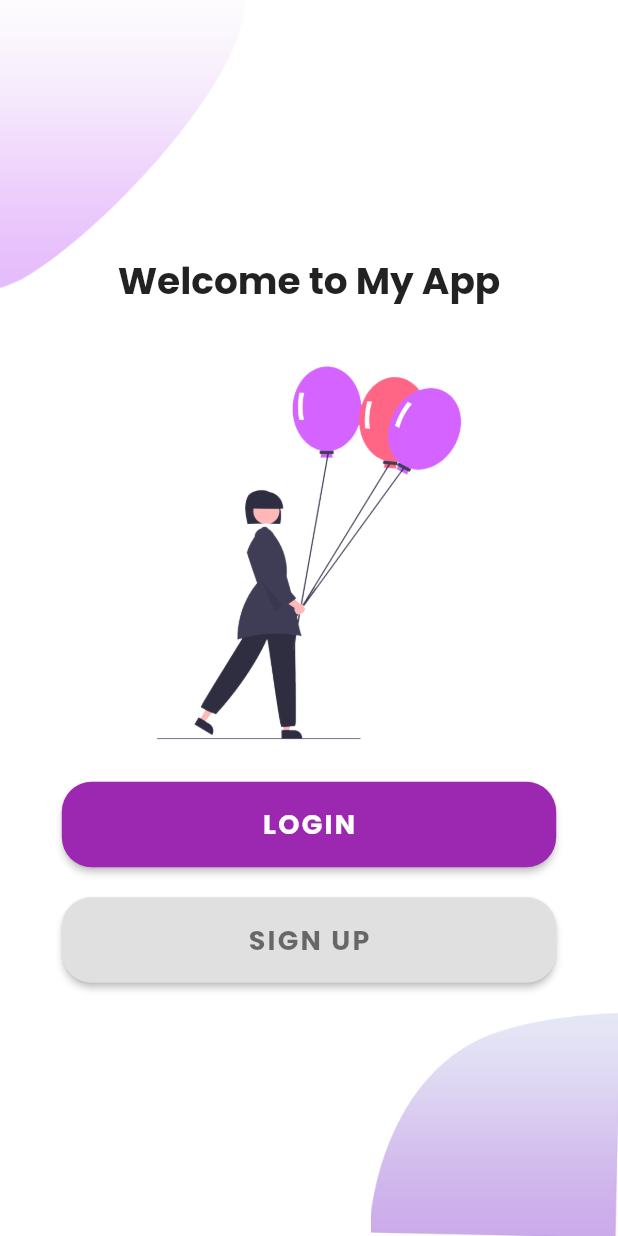
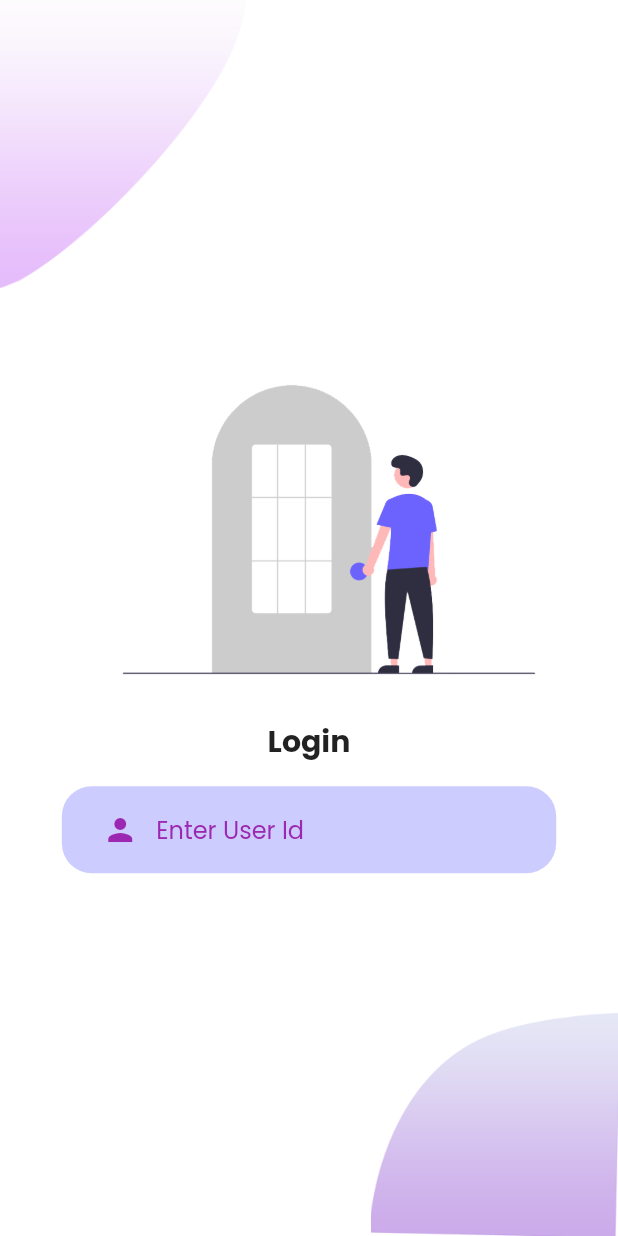
Before and after one commit to Raunak9199/login_signup_flutter_tutorial, a Flutter app: the screen it shows after launch, after a tap on "LOGIN", on a phone screen of 412 x 824 dp. Run offline on Flutter 3.47's test engine with Material 2 defaults, Android fonts, the light colour scheme and no system bars; our stand-ins replace get, google_fonts.

Commit message:
textfield done

```diff
--- a/lib/main.dart
+++ b/lib/main.dart
@@ -1,4 +1,5 @@
 import 'package:flutter/material.dart';
+import 'package:get/get.dart';
 import 'package:my_project_getx/view/welcome_page/my_home_page.dart';
 import 'package:my_project_getx/widgets/my_theme.dart';
 
@@ -11,7 +12,7 @@
 
   @override
   Widget build(BuildContext context) {
-    return MaterialApp(
+    return GetMaterialApp(
       debugShowCheckedModeBanner: false,
       title: 'Flutter Demo',
       themeMode: ThemeMode.system,
--- /dev/null
+++ b/lib/view/login/components/login_background.dart
@@ -0,0 +1,40 @@
+import 'package:flutter/material.dart';
+
+class LoginBackGround extends StatelessWidget {
+  final Widget child;
+  const LoginBackGround({
+    Key? key,
+    required this.child,
+  }) : super(key: key);
+
+  @override
+  Widget build(BuildContext context) {
+    Size size = MediaQuery.of(context).size;
+    return SizedBox(
+      width: double.infinity,
+      height: size.height,
+      child: Stack(
+        // alignment: Alignment.topCenter,
+        children: [
+          Positioned(
+            top: 0,
+            left: 0,
+            child: Image.asset(
+              'assets/images/main_top.png',
+              width: size.width * 0.4,
+            ),
+          ),
+          Positioned(
+            bottom: 0,
+            right: 0,
+            child: Image.asset(
+              'assets/images/bottom.png',
+              width: size.width * 0.4,
+            ),
+          ),
+          child,
+        ],
+      ),
+    );
+  }
+}
--- /dev/null
+++ b/lib/view/login/components/textField_decorator.dart
@@ -0,0 +1,26 @@
+import 'package:flutter/material.dart';
+
+import 'package:my_project_getx/widgets/my_theme.dart';
+
+class TextFieldDecorator extends StatelessWidget {
+  const TextFieldDecorator({
+    Key? key,
+    required this.child,
+  }) : super(key: key);
+  final Widget child;
+
+  @override
+  Widget build(BuildContext context) {
+    Size size = MediaQuery.of(context).size;
+    return Container(
+      width: size.width * 0.8,
+      padding: const EdgeInsets.symmetric(vertical: 5, horizontal: 15),
+      margin: const EdgeInsets.symmetric(vertical: 15),
+      decoration: BoxDecoration(
+        color: MyTheme.loginPageBoxClr,
+        borderRadius: BorderRadius.circular(20),
+      ),
+      child: child,
+    );
+  }
+}
--- /dev/null
+++ b/lib/view/login/components/userId_text_field.dart
@@ -0,0 +1,47 @@
+import 'package:flutter/material.dart';
+
+class UserIdTextField extends StatelessWidget {
+  const UserIdTextField({
+    Key? key,
+    required this.userIdController,
+    required this.userIdErrorText,
+    required this.userId,
+    required this.userIdHintTextClr,
+    required this.userIdTextFieldPrefixIcon,
+    required this.onUserIdValueChanged,
+  }) : super(key: key);
+
+  final TextEditingController userIdController;
+  final String userIdErrorText;
+  final String userId;
+  final Color userIdHintTextClr;
+  final IconData userIdTextFieldPrefixIcon;
+  final Function onUserIdValueChanged;
+
+  @override
+  Widget build(BuildContext context) {
+    return TextFormField(
+      controller: userIdController,
+      validator: (value) {
+        if (value!.isEmpty) {
+          return userIdErrorText;
+        }
+        return null;
+      },
+      onChanged: (value) {
+        onUserIdValueChanged(value);
+      },
+      decoration: InputDecoration(
+        hintText: userId,
+        hintStyle: TextStyle(
+          color: userIdHintTextClr,
+        ),
+        border: InputBorder.none,
+        prefixIcon: Icon(
+          userIdTextFieldPrefixIcon,
+          color: userIdHintTextClr,
+        ),
+      ),
+    );
+  }
+}
--- /dev/null
+++ b/lib/view/login/login_page.dart
@@ -0,0 +1,67 @@
+import 'package:flutter/material.dart';
+import 'package:my_project_getx/view/login/components/login_background.dart';
+import 'package:my_project_getx/widgets/my_theme.dart';
+
+import 'components/textField_decorator.dart';
+import 'components/userId_text_field.dart';
+
+class LoginPage extends StatelessWidget {
+  const LoginPage({Key? key}) : super(key: key);
+
+  @override
+  Widget build(BuildContext context) {
+    final _formKey = GlobalKey<FormState>();
+    TextEditingController userIdController = TextEditingController();
+    TextEditingController passController = TextEditingController();
+    String userIdErrorText = 'User ID cannot be empty';
+    String userId = 'Enter User Id';
+    Color userIdHintTextClr = Colors.purple;
+    IconData userIdTextFieldPrefixIcon = Icons.person;
+    // Color userIdTextFieldPrefixIconClr = Colors.purple;
+    Size size = MediaQuery.of(context).size;
+
+    return Scaffold(
+      body: LoginBackGround(
+        child: SingleChildScrollView(
+          child: SizedBox(
+            height: size.height,
+            width: double.infinity,
+            child: Column(
+              mainAxisAlignment: MainAxisAlignment.center,
+              children: [
+                Image.asset('assets/images/Login.png'),
+                const Text(
+                  'Login',
+                  style: TextStyle(
+                    fontWeight: FontWeight.bold,
+                    fontSize: 20,
+                  ),
+                ),
+                Form(
+                  key: _formKey,
+                  child: Column(
+                    mainAxisAlignment: MainAxisAlignment.center,
+                    children: [
+                      TextFieldDecorator(
+                        child: UserIdTextField(
+                          userIdController: userIdController,
+                          userIdErrorText: userIdErrorText,
+                          userId: userId,
+                          userIdHintTextClr: userIdHintTextClr,
+                          userIdTextFieldPrefixIcon: userIdTextFieldPrefixIcon,
+                          onUserIdValueChanged: (value) {
+                            print(value);
+                          },
+                        ),
+                      ),
+                    ],
+                  ),
+                ),
+              ],
+            ),
+          ),
+        ),
+      ),
+    );
+  }
+}
--- a/lib/view/welcome_page/components/custom_button.dart
+++ b/lib/view/welcome_page/components/custom_button.dart
@@ -11,7 +11,7 @@
 
   final Color btnClr, textClr;
   final String btnText;
-  final Function btnClick;
+  final Function() btnClick;
 
   @override
   Widget build(BuildContext context) {
@@ -19,7 +19,7 @@
     return SizedBox(
       width: size.width * 0.8,
       child: ElevatedButton(
-        onPressed: () => btnClick,
+        onPressed: btnClick,
         child: Text(
           btnText,
           style: TextStyle(
--- a/lib/view/welcome_page/my_home_page.dart
+++ b/lib/view/welcome_page/my_home_page.dart
@@ -1,4 +1,6 @@
 import 'package:flutter/material.dart';
+import 'package:get/get.dart';
+import 'package:my_project_getx/view/login/login_page.dart';
 
 import 'package:my_project_getx/view/welcome_page/components/background.dart';
 import 'package:my_project_getx/view/welcome_page/components/custom_button.dart';
@@ -35,7 +37,7 @@
                   width: size.width * 0.7,
                 ),
                 CustomButton(
-                  btnClick: () {},
+                  btnClick: () => loginBtnHandler(context),
                   btnClr: MyTheme.loginBtnCLr,
                   btnText: 'LOGIN',
                   textClr: Theme.of(context).colorScheme.primary,
@@ -56,5 +58,12 @@
     );
   }
 
-  // loginBtnHandler() {}
+  loginBtnHandler(BuildContext context) {
+    // Get.to(
+    //   () => const LoginPage(),
+    Navigator.of(context)
+        .push(MaterialPageRoute(builder: (context) => LoginPage()));
+    // );
+    print('login clicked');
+  }
 }
--- a/lib/widgets/my_theme.dart
+++ b/lib/widgets/my_theme.dart
@@ -4,6 +4,7 @@
 class MyTheme {
   static Color loginBtnCLr = Colors.purple;
   static Color signUpBtnClr = Colors.grey.shade300;
+  static Color loginPageBoxClr = const Color(0xFFccccFF);
 
   static ThemeData lightTheme(BuildContext context) => ThemeData(
         canvasColor: Colors.white,
```
